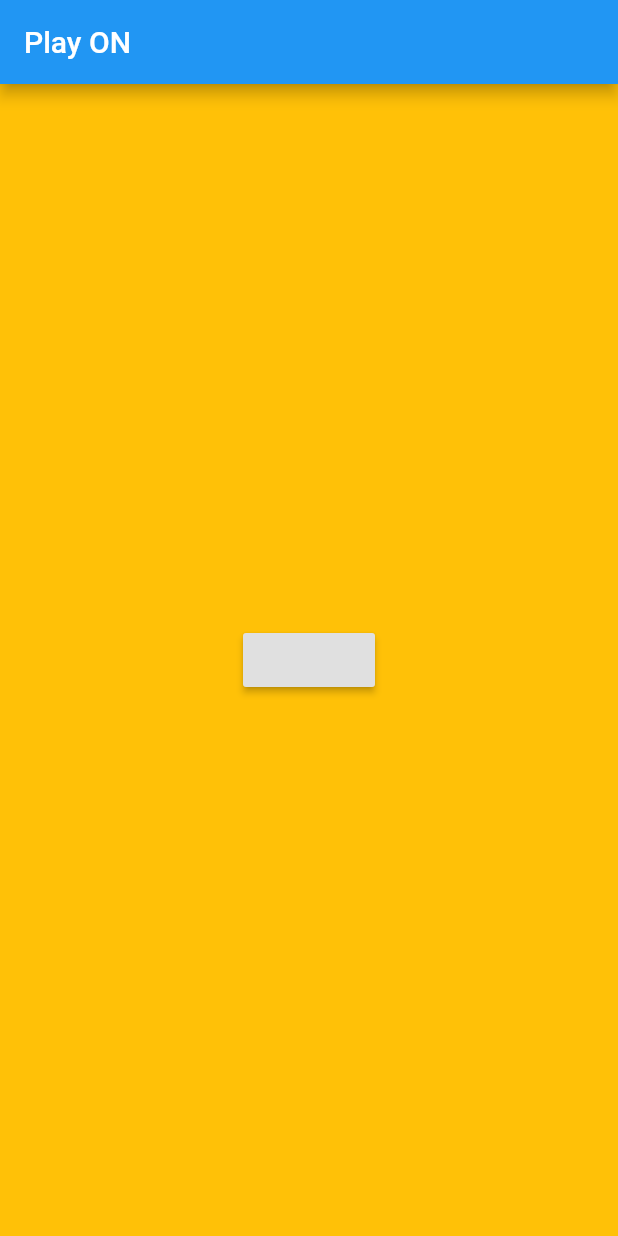
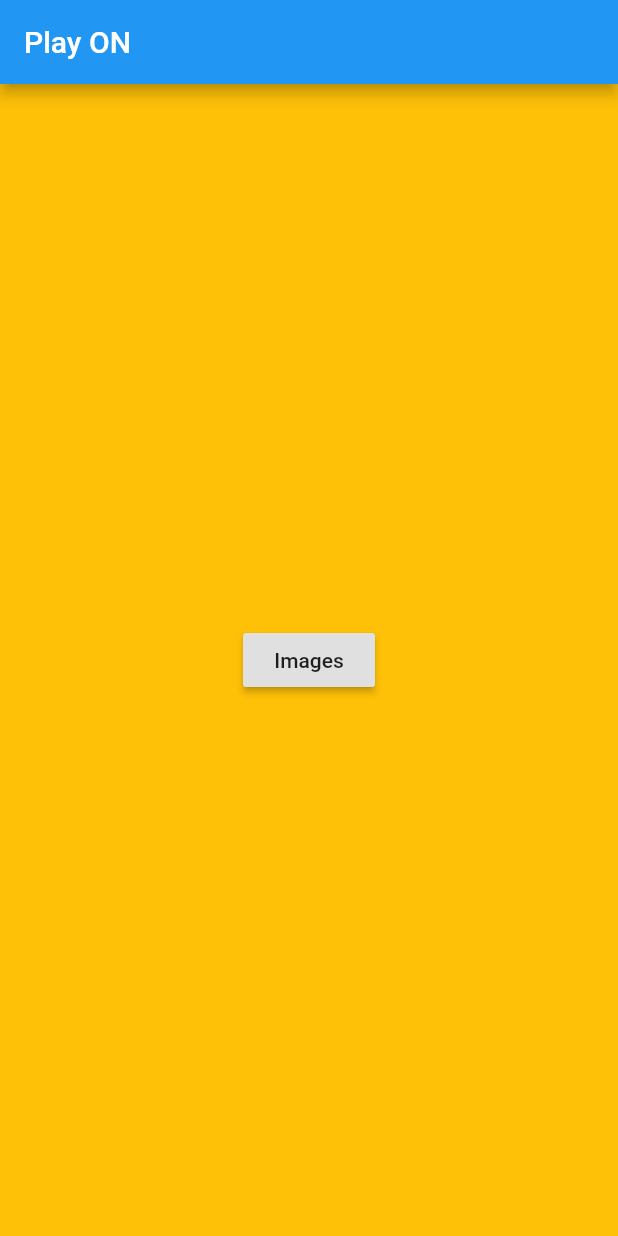
Before and after one commit to amanxnanda/Play-On, a Flutter app: the screen it shows after launch, on a phone screen of 412 x 824 dp. Run offline on Flutter 3.47's test engine with Material 2 defaults, Android fonts, the phone set to English and light mode, and no system bars.

Commit message:
improved folder structure

```diff
--- a/lib/main.dart
+++ b/lib/main.dart
@@ -1,6 +1,6 @@
 import 'package:flutter/material.dart';
-import 'package:image_list_view/screens/home_page.dart';
-import 'package:image_list_view/screens/image_screen.dart';
+import 'package:image_list_view/screens/HomePage/home_page.dart';
+import 'package:image_list_view/screens/ImagePage/image_page.dart';
 
 void main() {
   runApp(MyApp());
--- a/lib/screens/home_page.dart
+++ b/lib/screens/HomePage/home_page.dart
@@ -24,6 +24,7 @@ class _HomePageState extends State<HomePage> {
         color: Colors.amber,
         child: Center(
           child: RaisedButton(
+            child: Text('Images'),
             onPressed: () async {
               final List<GenericModel> genericModel = await _as.getData(0, 10);
 
--- /dev/null
+++ b/lib/screens/ImagePage/image_page.dart
@@ -0,0 +1,25 @@
+import 'package:flutter/material.dart';
+
+import '../HomePage/home_page.dart';
+import 'list_builder_image.dart';
+
+class ImagePage extends StatefulWidget {
+  ImagePage({Key key}) : super(key: key);
+
+  @override
+  _ImagePageState createState() => _ImagePageState();
+}
+
+class _ImagePageState extends State<ImagePage> {
+  List _images = globalGenericModel[0].images;
+
+  @override
+  Widget build(BuildContext context) {
+    return Scaffold(
+      appBar: AppBar(
+        title: Text("Image Page"),
+      ),
+      body: ImageListBuilder(images: _images),
+    );
+  }
+}
```
Also changed, not shown: lib/screens/ImagePage/list_builder_image.dart (added, +33 -0 lines), lib/screens/image_screen.dart (deleted, +0 -42 lines).
